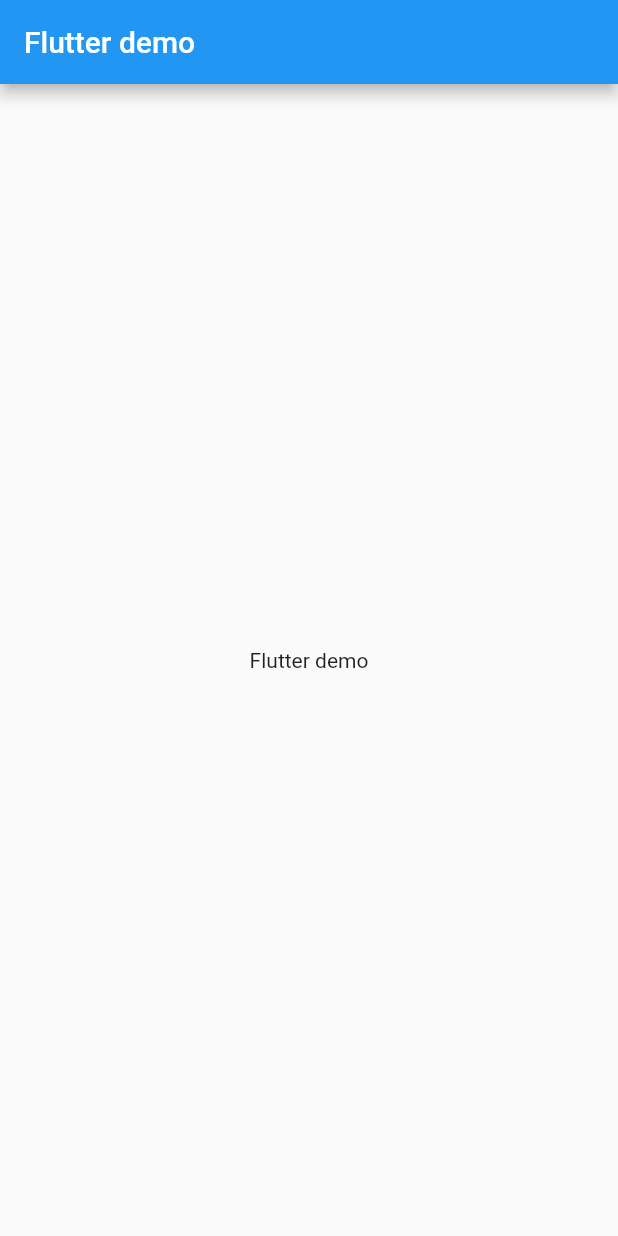
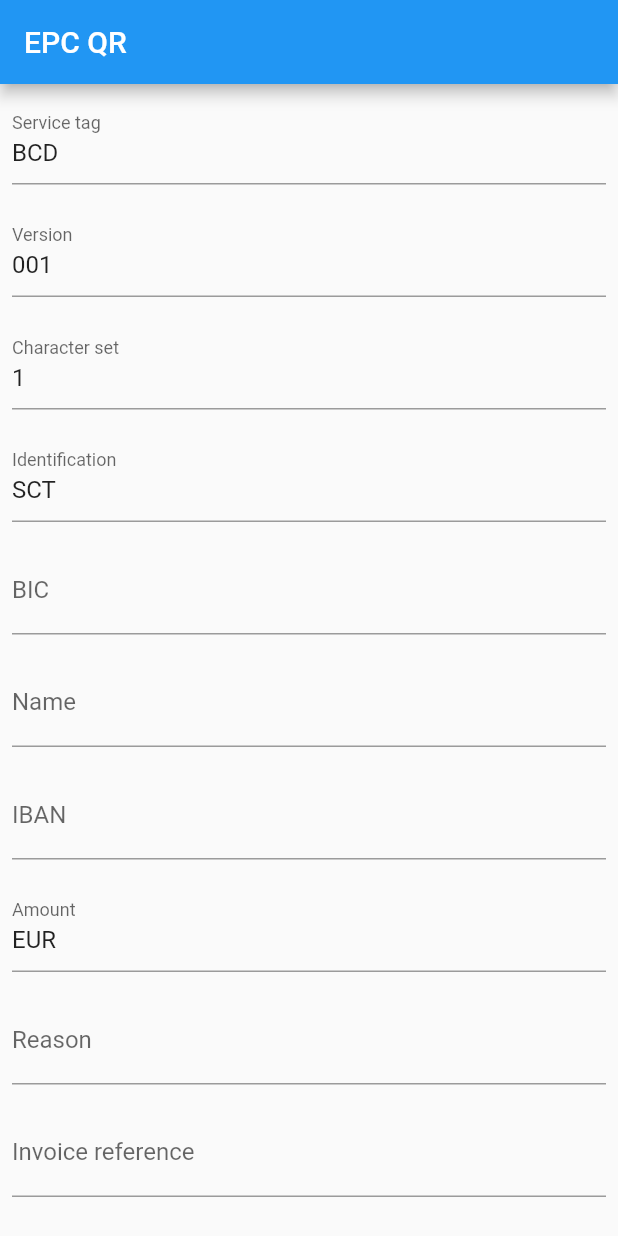
Before and after one commit to VandenbroeleTom/epc-qr-generator, a Flutter app: the screen it shows after launch, on a phone screen of 412 x 824 dp. Run offline on Flutter 3.47's test engine with Material 2 defaults, Android fonts, the phone set to English and light mode, and no system bars; drawn by our look-alikes of flutter_form_builder.

Commit message:
get qr code information

```diff
--- a/lib/main.dart
+++ b/lib/main.dart
@@ -1,35 +1,115 @@
 import 'package:flutter/material.dart';
+import 'package:flutter_form_builder/flutter_form_builder.dart';
 
 void main() {
-  runApp(const MyApp());
+  runApp(MyApp());
 }
 
 class MyApp extends StatelessWidget {
-  const MyApp({Key? key}) : super(key: key);
+  final _formKey = GlobalKey<FormBuilderState>();
 
-  // This widget is the root of your application.
+  List<Map<String, dynamic>> fields() {
+    return [
+      {
+        'name': 'service_tag',
+        'label': 'Service tag',
+        'value': 'BCD',
+      },
+      {'name': 'version', 'label': 'Version', 'value': '001'},
+      {
+        'name': 'character_set',
+        'label': 'Character set',
+        'value': '1',
+      },
+      {'name': 'identification', 'label': 'Identification', 'value': 'SCT'},
+      {
+        'name': 'bic',
+        'label': 'BIC',
+        'value': '',
+      },
+      {
+        'name': 'name',
+        'label': 'Name',
+        'value': '',
+      },
+      {
+        'name': 'iban',
+        'label': 'IBAN',
+        'value': '',
+      },
+      {
+        'name': 'amount',
+        'label': 'Amount',
+        'value': 'EUR',
+      },
+      {
+        'name': 'reason',
+        'label': 'Reason',
+        'value': '',
+      },
+      {
+        'name': 'invoice_reference',
+        'label': 'Invoice reference',
+        'value': '',
+      },
+      {
+        'name': 'text',
+        'label': 'Text',
+        'value': '',
+      },
+      {
+        'name': 'information',
+        'label': 'Information',
+        'value': '',
+      }
+    ];
+  }
+
   @override
   Widget build(BuildContext context) {
     return MaterialApp(
-        title: 'Flutter Demo',
+        title: 'EPC QR',
         theme: ThemeData(
-          // This is the theme of your application.
-          //
-          // Try running your application with "flutter run". You'll see the
-          // application has a blue toolbar. Then, without quitting the app, try
-          // changing the primarySwatch below to Colors.green and then invoke
-          // "hot reload" (press "r" in the console where you ran "flutter run",
-          // or simply save your changes to "hot reload" in a Flutter IDE).
-          // Notice that the counter didn't reset back to zero; the application
-          // is not restarted.
           primarySwatch: Colors.blue,
         ),
         home: Scaffold(
           appBar: AppBar(
-            title: Text('Flutter demo'),
+            title: Text('EPC QR'),
           ),
           body: Center(
-            child: Text('Flutter demo'),
+            child: FormBuilder(
+                key: _formKey,
+                child: SingleChildScrollView(
+                  child: Column(
+                    children: [
+                      ...fields().map((e) => Padding(
+                            padding: const EdgeInsets.all(8),
+                            child: FormBuilderTextField(
+                              name: e['name'],
+                              decoration:
+                                  InputDecoration(labelText: e['label']),
+                              initialValue: e['value'],
+                            ),
+                          )),
+                      ElevatedButton(
+                        child: Text('Create qr code'),
+                        onPressed: () {
+                          _formKey.currentState?.save();
+
+                          var values = _formKey.currentState!.value;
+                          var string = "";
+
+                          for (var field in fields()) {
+                            string += values[field['name']];
+                            string += "\n";
+                          }
+
+                          print(string);
+                        },
+                      )
+                    ],
+                  ),
+                )),
           ),
         ));
   }
--- a/pubspec.yaml
+++ b/pubspec.yaml
@@ -34,6 +34,10 @@
   # The following adds the Cupertino Icons font to your application.
   # Use with the CupertinoIcons class for iOS style icons.
   cupertino_icons: ^1.0.2
+  flutter_form_builder: ^7.1.1
+  form_builder_validators: ^8.1.1
+  qr:
+    git: https://github.com/kevmoo/qr.dart
 
 dev_dependencies:
   flutter_test:
```
Also changed, not shown: pubspec.lock, 1 other file.
